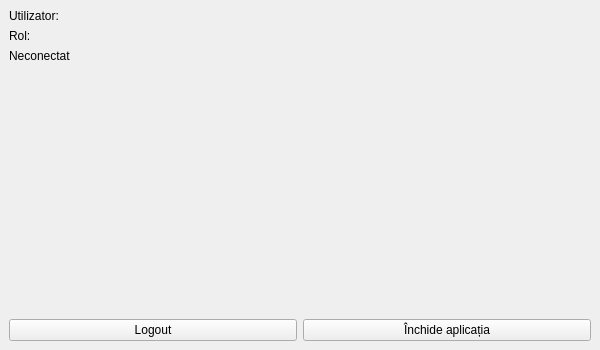
First picture: the form in gui/MainWindow.ui, repository Cozmin-crypto/EduChainProject, before the edit.
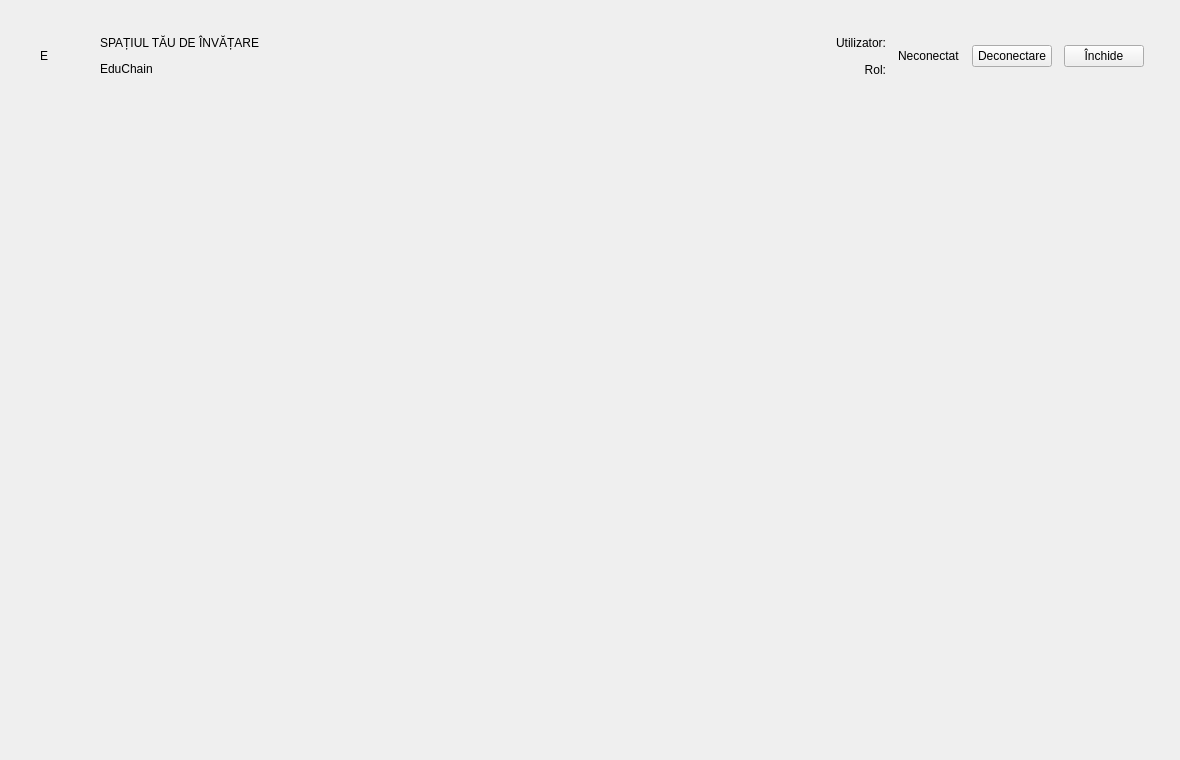
Second picture: the form after the edit.

What changed in the file:
```diff
--- a/gui/MainWindow.ui
+++ b/gui/MainWindow.ui
@@ -2,18 +2,25 @@
 <ui version="4.0">
  <class>MainWindow</class>
  <widget class="QMainWindow" name="MainWindow">
-  <property name="minimumSize"><size><width>600</width><height>350</height></size></property>
+  <property name="minimumSize"><size><width>1180</width><height>760</height></size></property>
   <property name="windowTitle"><string>EduChain</string></property>
   <widget class="QWidget" name="centralWidget">
    <layout class="QVBoxLayout" name="mainLayout">
-    <item><widget class="QLabel" name="userLabel"><property name="text"><string>Utilizator:</string></property></widget></item>
-    <item><widget class="QLabel" name="roleLabel"><property name="text"><string>Rol:</string></property></widget></item>
-    <item><widget class="QLabel" name="connectionLabel"><property name="text"><string>Neconectat</string></property></widget></item>
+    <property name="leftMargin"><number>22</number></property><property name="topMargin"><number>18</number></property><property name="rightMargin"><number>22</number></property><property name="bottomMargin"><number>20</number></property><property name="spacing"><number>14</number></property>
+    <item><widget class="QFrame" name="appHeader">
+     <property name="minimumSize"><size><width>0</width><height>76</height></size></property><property name="maximumSize"><size><width>16777215</width><height>84</height></size></property>
+     <layout class="QHBoxLayout" name="headerLayout">
+      <property name="leftMargin"><number>18</number></property><property name="topMargin"><number>12</number></property><property name="rightMargin"><number>14</number></property><property name="bottomMargin"><number>12</number></property><property name="spacing"><number>12</number></property>
+      <item><widget class="QLabel" name="appBrandMarkLabel"><property name="minimumSize"><size><width>48</width><height>48</height></size></property><property name="maximumSize"><size><width>48</width><height>48</height></size></property><property name="text"><string>E</string></property></widget></item>
+      <item><layout class="QVBoxLayout" name="appBrandLayout"><property name="spacing"><number>0</number></property><item><widget class="QLabel" name="appEyebrowLabel"><property name="text"><string>SPAȚIUL TĂU DE ÎNVĂȚARE</string></property></widget></item><item><widget class="QLabel" name="appTitleLabel"><property name="text"><string>EduChain</string></property></widget></item></layout></item>
+      <item><spacer name="headerSpacer"><property name="orientation"><enum>Qt::Orientation::Horizontal</enum></property><property name="sizeHint" stdset="0"><size><width>60</width><height>20</height></size></property></spacer></item>
+      <item><layout class="QVBoxLayout" name="identityLayout"><property name="spacing"><number>1</number></property><item><widget class="QLabel" name="userLabel"><property name="text"><string>Utilizator:</string></property><property name="alignment"><set>Qt::AlignmentFlag::AlignRight|Qt::AlignmentFlag::AlignTrailing|Qt::AlignmentFlag::AlignVCenter</set></property></widget></item><item><widget class="QLabel" name="roleLabel"><property name="text"><string>Rol:</string></property><property name="alignment"><set>Qt::AlignmentFlag::AlignRight|Qt::AlignmentFlag::AlignTrailing|Qt::AlignmentFlag::AlignVCenter</set></property></widget></item></layout></item>
+      <item><widget class="QLabel" name="connectionLabel"><property name="text"><string>Neconectat</string></property></widget></item>
+      <item><widget class="QPushButton" name="logoutButton"><property name="text"><string>Deconectare</string></property></widget></item>
+      <item><widget class="QPushButton" name="closeButton"><property name="text"><string>Închide</string></property></widget></item>
+     </layout>
+    </widget></item>
     <item><widget class="QStackedWidget" name="dashboardStack"/></item>
-    <item><layout class="QHBoxLayout" name="buttonsLayout">
-     <item><widget class="QPushButton" name="logoutButton"><property name="text"><string>Logout</string></property></widget></item>
-     <item><widget class="QPushButton" name="closeButton"><property name="text"><string>Închide aplicația</string></property></widget></item>
-    </layout></item>
    </layout>
   </widget>
  </widget>
```
Left out of the diff: 3 changed lines with no effect on the pictures.
